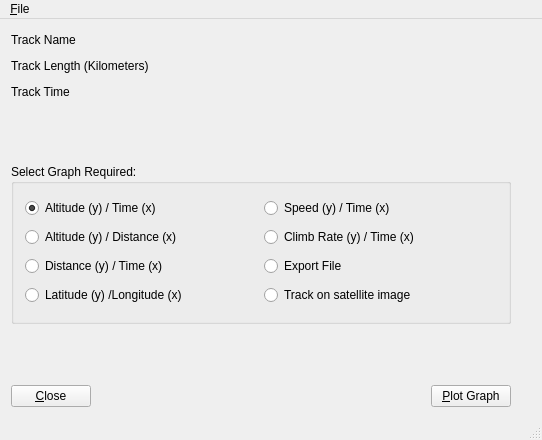
Above: frm/gpsplot.ui from johcarsmi/gpsplot before the change. Below: the same form after it.
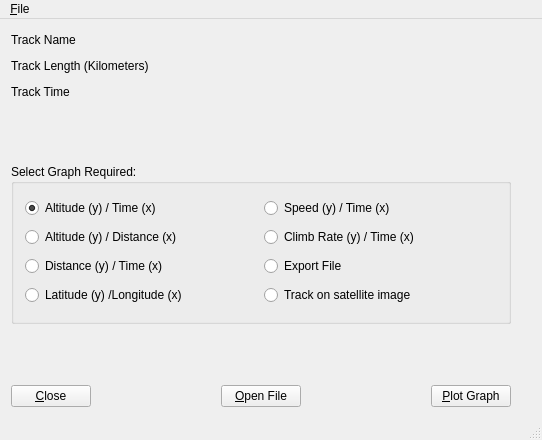
That is the form after the change.

The edit to the form file:
```diff
--- a/frm/gpsplot.ui
+++ b/frm/gpsplot.ui
@@ -277,6 +277,26 @@
         </property>
        </widget>
       </item>
+      <item>
+       <spacer name="horizontalSpacer">
+        <property name="orientation">
+         <enum>Qt::Horizontal</enum>
+        </property>
+        <property name="sizeHint" stdset="0">
+         <size>
+          <width>40</width>
+          <height>20</height>
+         </size>
+        </property>
+       </spacer>
+      </item>
+      <item>
+       <widget class="QPushButton" name="pbOpen">
+        <property name="text">
+         <string>&amp;Open File</string>
+        </property>
+       </widget>
+      </item>
       <item>
        <spacer name="hsPushButtons">
         <property name="orientation">
```
Left out of the diff: 16 changed lines with no effect on the pictures.
